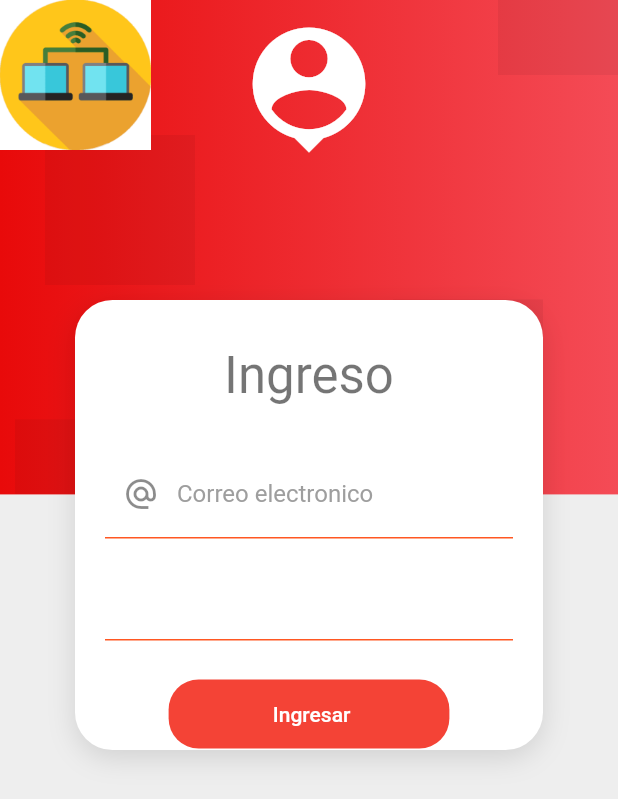
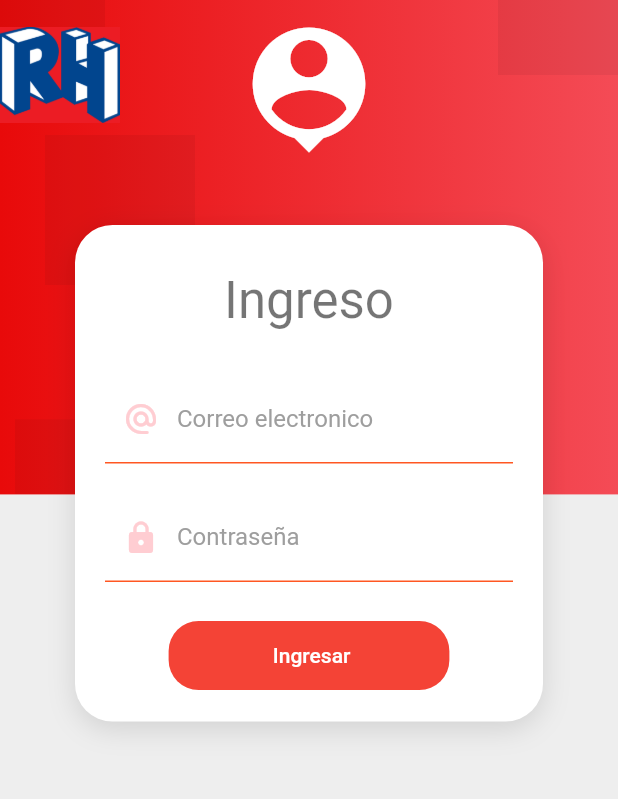
Before and after one commit to CesarPaulo7/sig_project, a Flutter app: the screen it shows after launch, on a phone screen of 412 x 824 dp. Shown: the top 799 px of the screen. Run offline on Flutter 3.47's test engine with Material 2 defaults, Android fonts, the phone set to English and light mode, and no system bars.

Commit message:
Carpetas de login

```diff
--- a/lib/screens/login_screen.dart
+++ b/lib/screens/login_screen.dart
@@ -12,6 +12,7 @@ class LoginScreen extends StatelessWidget {
           child: SingleChildScrollView(
             child: Column(
               children: [
+                SizedBox(height: 150,),
                CardContainer(
                 child:Column(
                 children: [
@@ -52,22 +53,10 @@ class _LoginForm extends StatelessWidget {
 
                 autocorrect: false,
                 keyboardType: TextInputType.emailAddress,
-                decoration:InputDecoration(
-                  enabledBorder: UnderlineInputBorder(
-                    borderSide: BorderSide(
-                      color: Colors.deepOrange
-                    ),
-                     ),
-                     focusedBorder: UnderlineInputBorder(
-                      borderSide: BorderSide(
-                        color: Colors.orange,
-                        width: 2,
-                      ),
-                     ),
-                      hintText: 'email',
-                     labelText: 'Correo electronico',
-                     labelStyle: TextStyle(color: Colors.grey),
-                     prefixIcon: Icon(Icons.alternate_email),
+                decoration: InputDecorations.obInputDecoration(
+                  hintText: 'juanperez@gmail.com',
+                  labelText: 'Correo electronico',
+                  prefixIcon: Icons.alternate_email_rounded,
                 ),
 
                 validator: (value){
@@ -82,20 +71,10 @@ class _LoginForm extends StatelessWidget {
                 autocorrect: false,
                 obscureText: true,
                 keyboardType: TextInputType.emailAddress,
-                decoration: InputDecoration(
-                  enabledBorder: UnderlineInputBorder(
-                    borderSide: BorderSide(
-                      color: Colors.deepOrange
-                    ),
-                     ),
-                     focusedBorder: UnderlineInputBorder(
-                      borderSide: BorderSide(
-                        color: Colors.orange,
-                        width: 2,
-                      ),
-                     ),
-
-
+                decoration: InputDecorations.obInputDecoration(
+                  labelText: 'Contraseña',
+                  hintText: '*********',
+                  prefixIcon: Icons.lock,
                 ),
 
 
@@ -104,7 +83,9 @@ class _LoginForm extends StatelessWidget {
                   :'La contraseña debe de ser de 6 caracteres';
                 },
               ),
+
               SizedBox(height: 25,),
+
               MaterialButton(
                   shape: RoundedRectangleBorder(borderRadius: BorderRadius.circular(20)),
                   disabledColor: Colors.grey,
@@ -128,3 +109,31 @@ class _LoginForm extends StatelessWidget {
     );
   }
 }
+
+//para los inputs del formulario
+class InputDecorations {
+  static InputDecoration obInputDecoration({
+    required String hintText,
+    required String labelText,
+    IconData? prefixIcon,
+  }){
+    return InputDecoration(
+                  enabledBorder: UnderlineInputBorder(
+                    borderSide: BorderSide(
+                      color: Colors.deepOrange
+                    ),
+                     ),
+                     focusedBorder: UnderlineInputBorder(
+                      borderSide: BorderSide(
+                        color: Colors.red,
+                        width: 2,
+                      ),
+                     ),
+                      hintText: hintText,
+                     labelText: labelText,
+                     labelStyle: TextStyle(color: Colors.grey),
+                     prefixIcon: prefixIcon != null ? Icon(prefixIcon, color: Colors.red[100]) : null,
+                );
+
+  }
+}
--- a/lib/widgets/auth_background.dart
+++ b/lib/widgets/auth_background.dart
@@ -22,7 +22,7 @@ class AuthBackground extends StatelessWidget {
               Container(
                 padding: EdgeInsets.only(),
                 height: 100,
-                child:Image.asset('assets/logo.png', height: 150,),
+                child:Image.asset('assets/logorh.png', height: 30, width: 80,),
               )
         ],
 
--- a/lib/widgets/card_container.dart
+++ b/lib/widgets/card_container.dart
@@ -10,12 +10,11 @@ class CardContainer extends StatelessWidget {
   @override
   Widget build(BuildContext context) {
    return Padding(
-      padding: EdgeInsets.symmetric(vertical: 200,horizontal: 50),
+      padding: EdgeInsets.symmetric(horizontal: 50),
 
       child: Container(
           width: double.infinity,
           padding: EdgeInsets.all(20),
-          height: 300,
           decoration: _boxDecoration(),
           child: this.child,
 
```
Also changed, not shown: assets/logorh.png (added).
